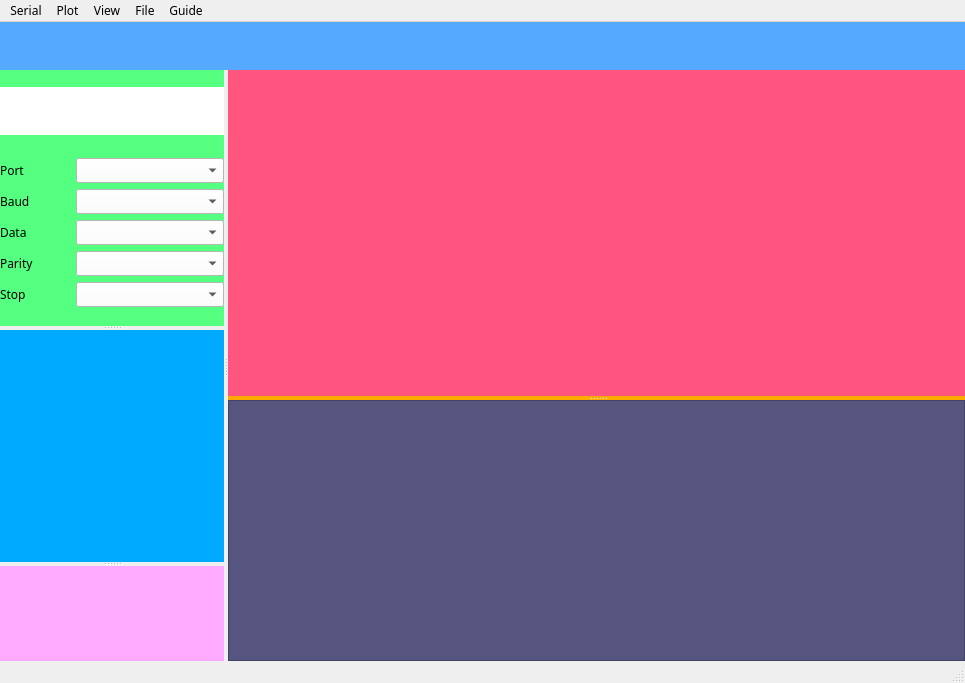
Before: the Qt Designer form src/mainwindow.ui in sangko-dgq/SerialAir, drawn with Qt 5.
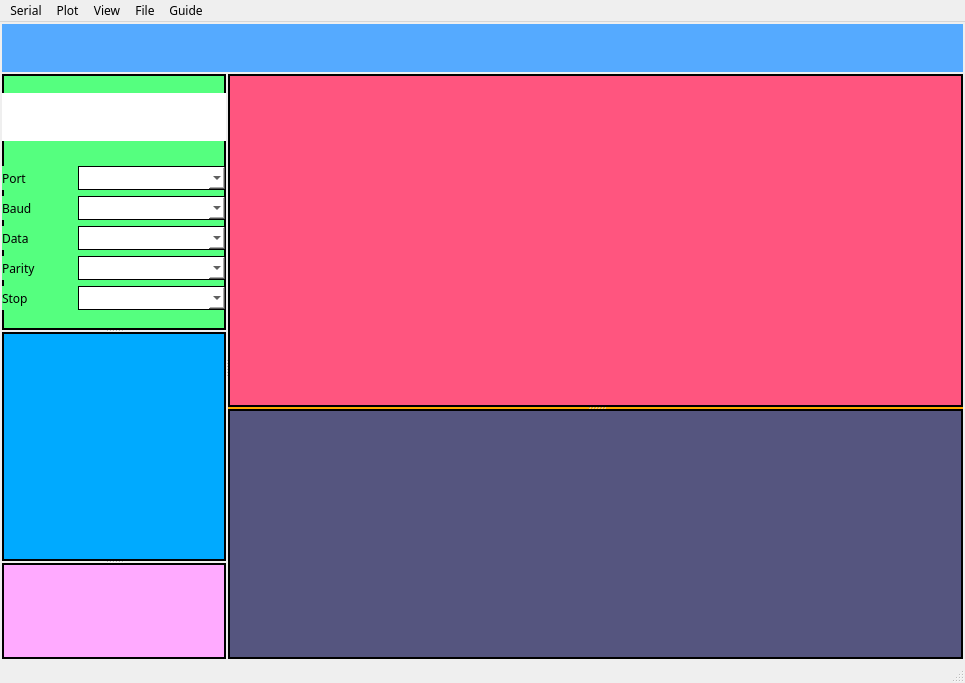
After: the same form once the commit is applied.

Diff of the .ui file:
```diff
--- a/src/mainwindow.ui
+++ b/src/mainwindow.ui
@@ -21,22 +21,28 @@
   <property name="layoutDirection">
    <enum>Qt::LeftToRight</enum>
   </property>
+  <property name="styleSheet">
+   <string notr="true"/>
+  </property>
   <widget class="QWidget" name="wMain">
+   <property name="styleSheet">
+    <string notr="true"/>
+   </property>
    <layout class="QGridLayout" name="gridLayout">
     <property name="leftMargin">
-     <number>0</number>
+     <number>2</number>
     </property>
     <property name="topMargin">
-     <number>0</number>
+     <number>2</number>
     </property>
     <property name="rightMargin">
-     <number>0</number>
+     <number>2</number>
     </property>
     <property name="bottomMargin">
-     <number>0</number>
+     <number>2</number>
     </property>
     <property name="spacing">
-     <number>0</number>
+     <number>2</number>
     </property>
     <item row="1" column="0">
      <widget class="QSplitter" name="splitter_2">
@@ -52,6 +58,9 @@
       <property name="orientation">
        <enum>Qt::Horizontal</enum>
       </property>
+      <property name="handleWidth">
+       <number>2</number>
+      </property>
       <widget class="QWidget" name="wLeft" native="true">
        <property name="maximumSize">
         <size>
@@ -80,6 +89,9 @@
           <property name="orientation">
            <enum>Qt::Vertical</enum>
           </property>
+          <property name="handleWidth">
+           <number>2</number>
+          </property>
           <property name="childrenCollapsible">
            <bool>false</bool>
           </property>
@@ -87,6 +99,9 @@
            <property name="orientation">
             <enum>Qt::Vertical</enum>
            </property>
+           <property name="handleWidth">
+            <number>2</number>
+           </property>
            <property name="childrenCollapsible">
             <bool>false</bool>
            </property>
@@ -104,7 +119,8 @@
              </size>
             </property>
             <property name="styleSheet">
-             <string notr="true">background-color: rgb(85, 255, 127);</string>
+             <string notr="true">background-color: rgb(85, 255, 127);
+border:2px solid rgb(0,0,0);</string>
             </property>
             <layout class="QGridLayout" name="gridLayout_4">
              <item row="2" column="0">
@@ -113,6 +129,9 @@
                 <layout class="QHBoxLayout" name="horizontalLayout">
                  <item>
                   <widget class="QLabel" name="labelPort">
+                   <property name="styleSheet">
+                    <string notr="true">border:0px solid rgb(0,0,0);</string>
+                   </property>
                    <property name="text">
                     <string>Port</string>
                    </property>
@@ -133,7 +152,8 @@
                     </size>
                    </property>
                    <property name="styleSheet">
-                    <string notr="true">background-color: rgb(255, 255, 255);</string>
+                    <string notr="true">background-color: rgb(255, 255, 255);
+border:1px solid rgb(0,0,0);</string>
                    </property>
                   </widget>
                  </item>
@@ -143,6 +163,9 @@
                 <layout class="QHBoxLayout" name="horizontalLayout_2">
                  <item>
                   <widget class="QLabel" name="labelBaud">
+                   <property name="styleSheet">
+                    <string notr="true">border:0px solid rgb(0,0,0);</string>
+                   </property>
                    <property name="text">
                     <string>Baud</string>
                    </property>
@@ -163,7 +186,8 @@
                     </size>
                    </property>
                    <property name="styleSheet">
-                    <string notr="true">background-color: rgb(255, 255, 255);</string>
+                    <string notr="true">background-color: rgb(255, 255, 255);
+border:1px solid rgb(0,0,0);</string>
                    </property>
                   </widget>
                  </item>
@@ -173,6 +197,9 @@
                 <layout class="QHBoxLayout" name="horizontalLayout_3">
                  <item>
                   <widget class="QLabel" name="labelData">
+                   <property name="styleSheet">
+                    <string notr="true">border:0px solid rgb(0,0,0);</string>
+                   </property>
                    <property name="text">
                     <string>Data</string>
                    </property>
@@ -193,7 +220,8 @@
                     </size>
                    </property>
                    <property name="styleSheet">
-                    <string notr="true">background-color: rgb(255, 255, 255);</string>
+                    <string notr="true">background-color: rgb(255, 255, 255);
+border:1px solid rgb(0,0,0);</string>
                    </property>
                   </widget>
                  </item>
@@ -203,6 +231,9 @@
                 <layout class="QHBoxLayout" name="horizontalLayout_4">
                  <item>
                   <widget class="QLabel" name="labelParity">
+                   <property name="styleSheet">
+                    <string notr="true">border:0px solid rgb(0,0,0);</string>
+                   </property>
                    <property name="text">
                     <string>Parity</string>
                    </property>
@@ -223,7 +254,8 @@
                     </size>
                    </property>
                    <property name="styleSheet">
-                    <string notr="true">background-color: rgb(255, 255, 255);</string>
+                    <string notr="true">background-color: rgb(255, 255, 255);
+border:1px solid rgb(0,0,0);</string>
                    </property>
                   </widget>
                  </item>
@@ -233,6 +265,9 @@
                 <layout class="QHBoxLayout" name="horizontalLayout_5">
                  <item>
                   <widget class="QLabel" name="labelStop">
+                   <property name="styleSheet">
+                    <string notr="true">border:0px solid rgb(0,0,0);</string>
+                   </property>
                    <property name="text">
                     <string>Stop</string>
                    </property>
@@ -253,7 +288,9 @@
                     </size>
                    </property>
                    <property name="styleSheet">
-                    <string notr="true">background-color: rgb(255, 255, 255);</string>
+                    <string notr="true">background-color: rgb(255, 255, 255);
+
+border:1px solid rgb(0,0,0);</string>
                    </property>
                   </widget>
                  </item>
@@ -279,7 +316,9 @@
                 </size>
                </property>
                <property name="styleSheet">
-                <string notr="true">background-color: rgb(255, 255, 255);</string>
+                <string notr="true">background-color: rgb(255, 255, 255);
+
+border:0px solid rgb(0,0,0);</string>
                </property>
               </widget>
              </item>
@@ -299,7 +338,8 @@
              </size>
             </property>
             <property name="styleSheet">
-             <string notr="true">background-color: rgb(0, 170, 255);</string>
+             <string notr="true">background-color: rgb(0, 170, 255);
+border:2px solid rgb(0,0,0);</string>
             </property>
            </widget>
           </widget>
@@ -317,7 +357,9 @@
             </size>
            </property>
            <property name="styleSheet">
-            <string notr="true">background-color: rgb(255, 170, 255);</string>
+            <string notr="true">
+background-color: rgb(255, 170, 255);
+border:2px solid rgb(0,0,0);</string>
            </property>
           </widget>
          </widget>
@@ -356,7 +398,7 @@
            <bool>true</bool>
           </property>
           <property name="handleWidth">
-           <number>4</number>
+           <number>2</number>
           </property>
           <property name="childrenCollapsible">
            <bool>false</bool>
@@ -365,11 +407,13 @@
            <property name="minimumSize">
             <size>
              <width>0</width>
-             <height>240</height>
+             <height>256</height>
             </size>
            </property>
            <property name="styleSheet">
-            <string notr="true">background-color: rgb(255, 85, 127);</string>
+            <string notr="true">background-color: rgb(255, 85, 127);
+
+border:2px solid rgb(0,0,0);</string>
            </property>
           </widget>
           <widget class="QWidget" name="wReceive" native="true">
@@ -380,7 +424,10 @@
             </size>
            </property>
            <property name="styleSheet">
-            <string notr="true">background-color: rgb(85, 85, 127);</string>
+            <string notr="true">background-color: rgb(85, 85, 127);
+
+
+border:2px solid rgb(0,0,0);</string>
            </property>
            <layout class="QGridLayout" name="gridLayout_5">
             <property name="leftMargin">
@@ -400,11 +447,23 @@
             </property>
             <item row="0" column="0">
              <widget class="QTextEdit" name="editReceive">
+              <property name="minimumSize">
+               <size>
+                <width>0</width>
+                <height>10</height>
+               </size>
+              </property>
               <property name="font">
                <font>
                 <family>Microsoft YaHei</family>
                </font>
               </property>
+              <property name="styleSheet">
+               <string notr="true"/>
+              </property>
+              <property name="lineWidth">
+               <number>1</number>
+              </property>
              </widget>
             </item>
            </layout>
```
